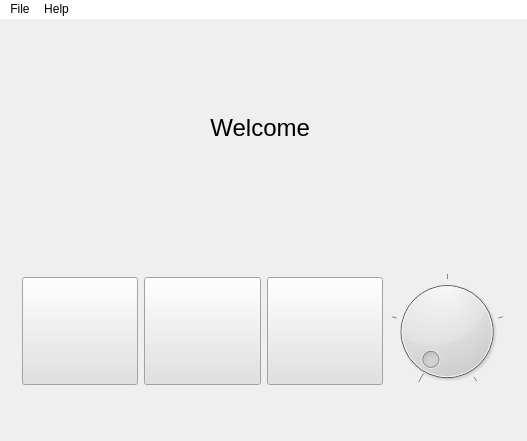
streamerinn/Verklegt-1, file GUI-verklegtVika3/mainwindow.ui: the form before one commit.
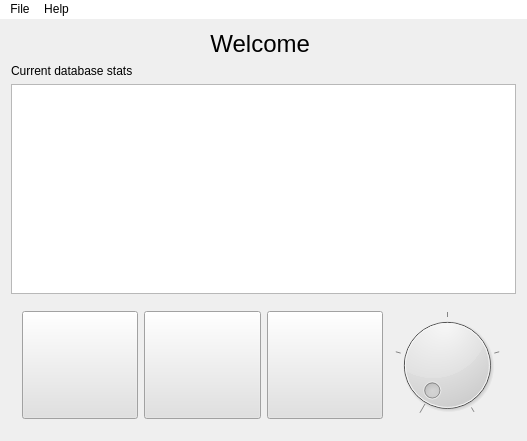
The form after the commit. Icons and pictures are not drawn.

Commit message: stats komid

Patch:
```diff
--- a/GUI-verklegtVika3/mainwindow.ui
+++ b/GUI-verklegtVika3/mainwindow.ui
@@ -22,6 +22,16 @@
       </property>
      </widget>
     </item>
+    <item>
+     <widget class="QLabel" name="label_2">
+      <property name="text">
+       <string>Current database stats</string>
+      </property>
+     </widget>
+    </item>
+    <item>
+     <widget class="QListWidget" name="listStats"/>
+    </item>
     <item>
      <widget class="QWidget" name="horizontalWidget" native="true">
       <property name="styleSheet">
```
The commit also changes 3 other files.
